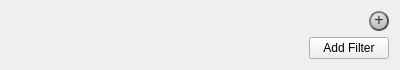
Fabiobreo/Optc-ToolBox, file ui/filterWidget.ui: the form before one commit.
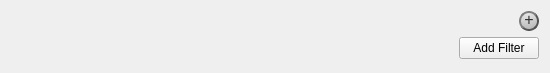
The form after the commit.

The edit to the form file:
```diff
--- a/ui/filterWidget.ui
+++ b/ui/filterWidget.ui
@@ -6,8 +6,8 @@
    <rect>
     <x>0</x>
     <y>0</y>
-    <width>400</width>
-    <height>67</height>
+    <width>550</width>
+    <height>73</height>
    </rect>
   </property>
   <property name="windowTitle">
@@ -59,6 +59,19 @@
      </property>
     </widget>
    </item>
+   <item>
+    <spacer name="verticalSpacer">
+     <property name="orientation">
+      <enum>Qt::Vertical</enum>
+     </property>
+     <property name="sizeHint" stdset="0">
+      <size>
+       <width>0</width>
+       <height>0</height>
+      </size>
+     </property>
+    </spacer>
+   </item>
   </layout>
  </widget>
  <tabstops>
```
